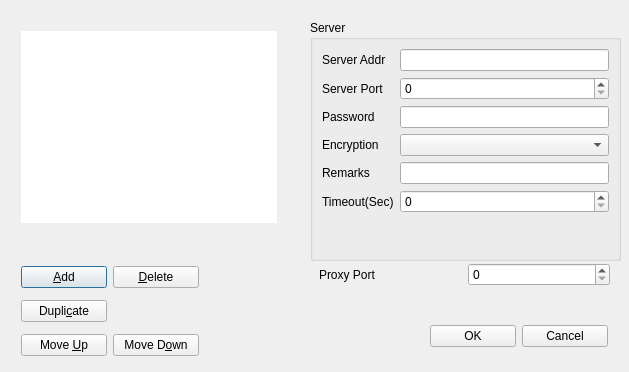
Old version of the form src/ConfigDialog.ui in the repository shiqimei/shadowsocks-deepin.
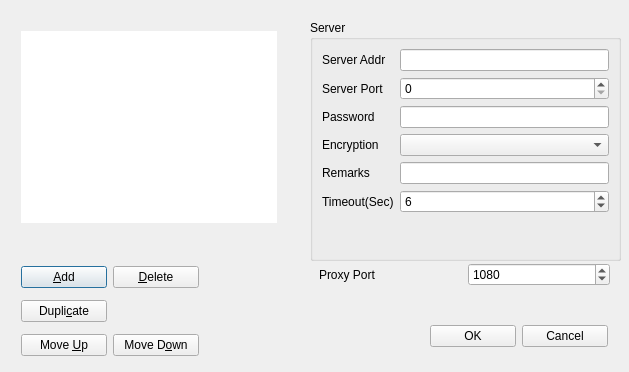
New version of the form.

```diff
--- a/src/ConfigDialog.ui
+++ b/src/ConfigDialog.ui
@@ -99,7 +99,11 @@
        <widget class="QLineEdit" name="lineEditRemarks"/>
       </item>
       <item row="5" column="1">
-       <widget class="QSpinBox" name="spinBoxTimeout"/>
+       <widget class="QSpinBox" name="spinBoxTimeout">
+        <property name="value">
+         <number>6</number>
+        </property>
+       </widget>
       </item>
       <item row="1" column="1">
        <widget class="QSpinBox" name="spinBoxServerPort">
@@ -210,6 +214,9 @@
       <property name="maximum">
        <number>36555</number>
       </property>
+      <property name="value">
+       <number>1080</number>
+      </property>
      </widget>
     </item>
    </layout>
```
